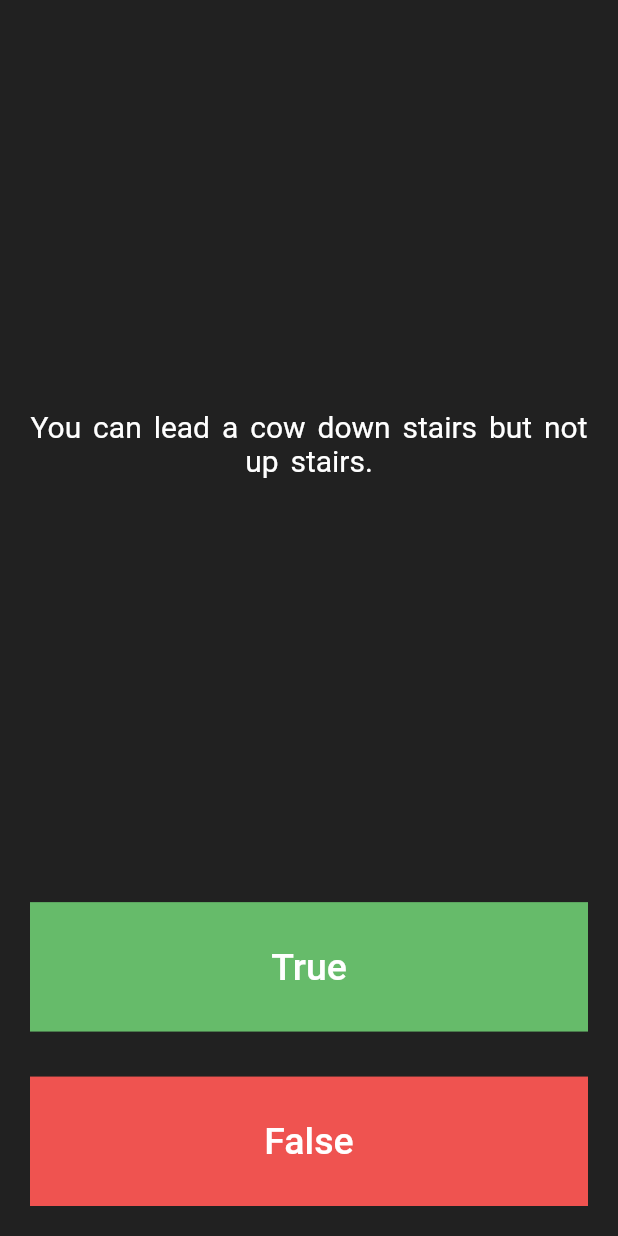
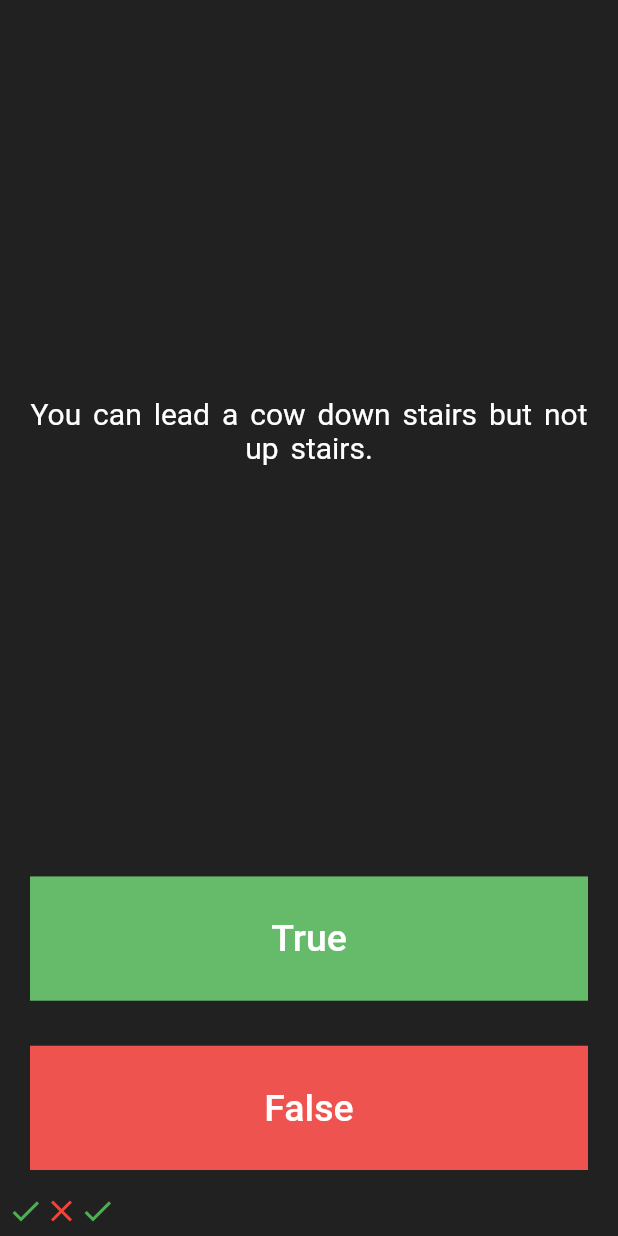
Before and after one commit to jeik0s/Quizzler, a Flutter app: the screen it shows after launch, after a tap on "True", on a phone screen of 412 x 824 dp. Run offline on Flutter 3.47's test engine with Material 2 defaults, Android fonts, the phone set to English and light mode, and no system bars.

Commit message:
Add score keeper layout and functionality

```diff
--- a/lib/main.dart
+++ b/lib/main.dart
@@ -22,11 +22,42 @@ class Quizzler extends StatelessWidget {
 }
 
 class QuizPage extends StatefulWidget {
+
   @override
   _QuizPageState createState() => _QuizPageState();
 }
 
 class _QuizPageState extends State<QuizPage> {
+
+  void checkAnswer(bool correctAnser, userAnser){
+    if(correctAnser == userAnser){
+      scoreKeeper.add(
+        Icon(
+          Icons.check,
+          color: Colors.green,
+        )
+      );
+    } else {
+      scoreKeeper.add(
+          Icon(
+            Icons.close,
+            color: Colors.red,
+          )
+      );
+    }
+  }
+
+  List<Icon> scoreKeeper = [
+    Icon(
+      Icons.check,
+      color: Colors.green,
+    ),
+    Icon(
+      Icons.close,
+      color: Colors.red,
+    )
+  ];
+
   @override
   Widget build(BuildContext context) {
     return Column(
@@ -56,7 +87,11 @@ class _QuizPageState extends State<QuizPage> {
                 width: double.infinity,
                 color: Colors.green[400],
                 child: TextButton(
-                    onPressed: () {},
+                    onPressed: () {
+                    setState(() {
+                      checkAnswer(true,true);
+                    });
+                    },
                     child: Container(
                       child: Text(
                         "True",
@@ -73,7 +108,12 @@ class _QuizPageState extends State<QuizPage> {
                 width: double.infinity,
                 color: Colors.red[400],
                 child: TextButton(
-                    onPressed: () {},
+                    onPressed: () {
+                      setState(() {
+                        checkAnswer(true,true);
+                      }
+                      );
+                      },
                     child: Container(
                       child: Text(
                         "False",
@@ -81,7 +121,10 @@ class _QuizPageState extends State<QuizPage> {
                       ),
                     )),
               ),
-            ))
+            )),
+        Row(
+          children: scoreKeeper,
+        )
       ],
     );
   }
```
